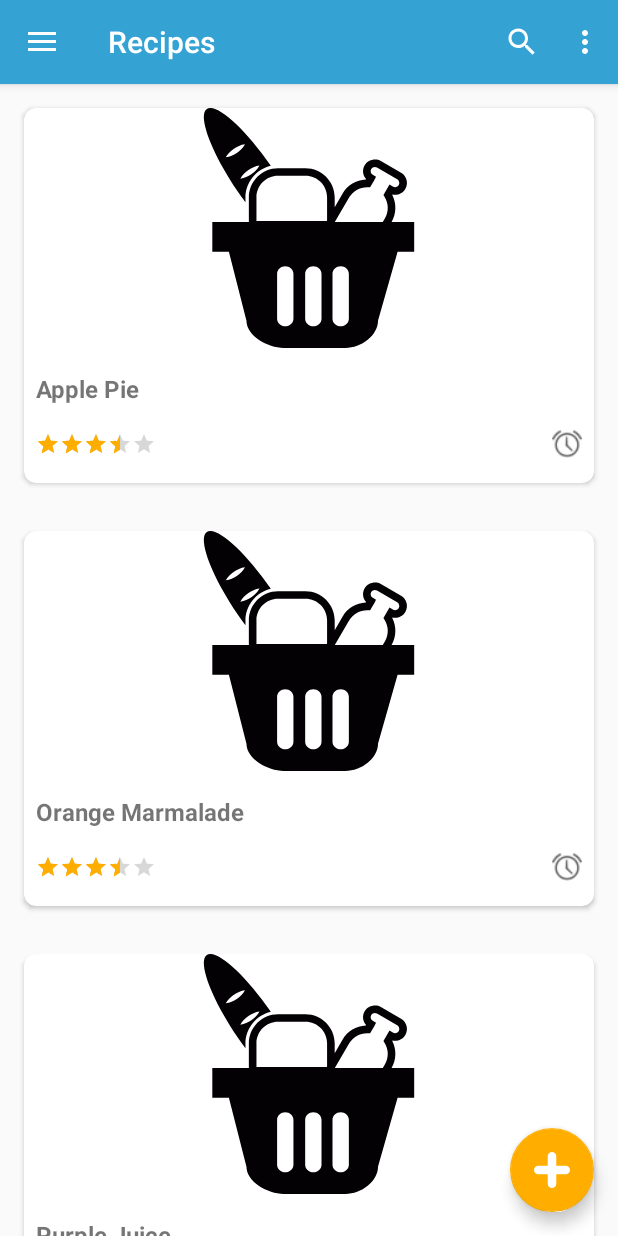
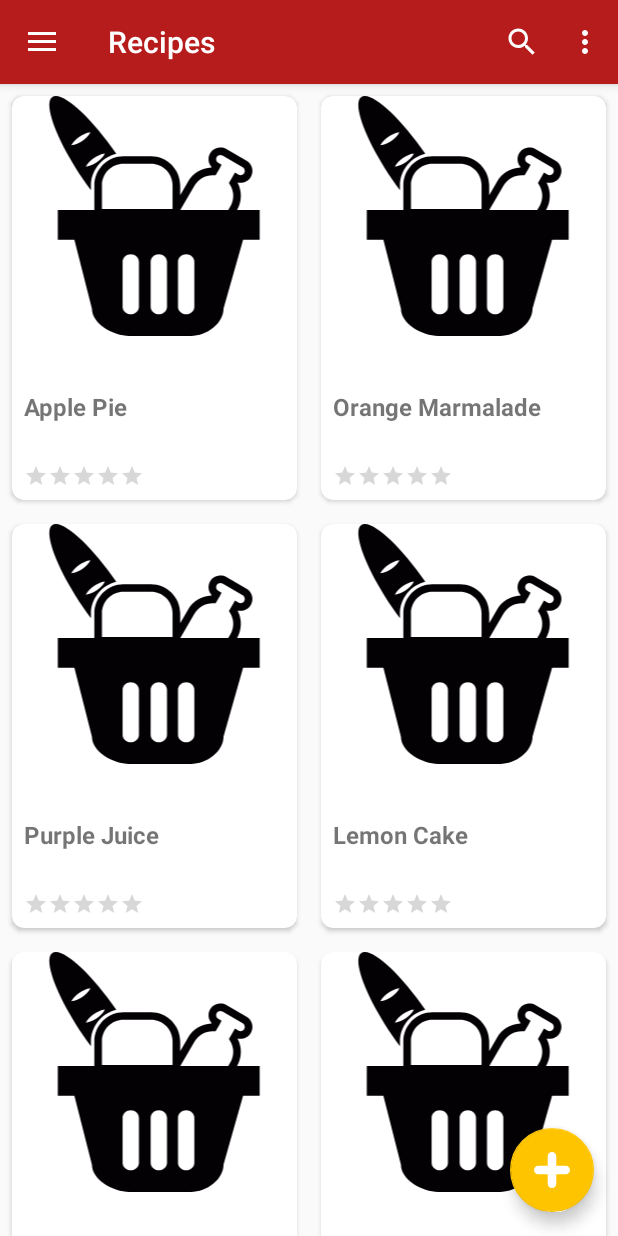
Before and after one commit to MusapKahraman/KitchenAssistant, an Android app: the screen it shows after launch once a user with an empty profile is signed in (MainActivity), on a phone screen of 412 x 824 dp. Run offline under Robolectric (Android 15) with nearby library versions, the phone set to English and light mode, and no system bars; our stand-ins replace Firebase (no records; nobody signed in at launch, a user with empty details on screens opened directly), Room's generated code; libraries missing offline, so code that uses them is left out: com.firebase.ui; pictures from the network do not load.

Commit message:
feat: Stylize notebook cards

```diff
--- a/app/src/main/java/com/example/kitchen/fragments/RecipesFragment.java
+++ b/app/src/main/java/com/example/kitchen/fragments/RecipesFragment.java
@@ -5,9 +5,9 @@ import android.os.Bundle;
 import android.support.annotation.NonNull;
 import android.support.design.widget.Snackbar;
 import android.support.v4.app.Fragment;
-import android.support.v7.widget.LinearLayoutManager;
 import android.support.v7.widget.RecyclerView;
 import android.support.v7.widget.SearchView;
+import android.support.v7.widget.StaggeredGridLayoutManager;
 import android.util.Log;
 import android.view.LayoutInflater;
 import android.view.Menu;
@@ -28,10 +28,9 @@ import java.util.List;
 public class RecipesFragment extends Fragment {
 
     private static final String TAG = RecipesFragment.class.getSimpleName();
-    private static final String FIRST_ITEM = "state";
-    private LinearLayoutManager mLayoutManager;
+    private static final String LAYOUT_STATE = "state";
+    private StaggeredGridLayoutManager mLayoutManager;
     private OnRecipeClickListener mClickListener;
-    private int mFirstVisibleItemPos;
     private View mRootView;
     private RecipesAdapter mAdapter;
 
@@ -62,7 +61,11 @@ public class RecipesFragment extends Fragment {
         // Inflate the layout for this fragment
         mRootView = inflater.inflate(R.layout.fragment_recipes, container, false);
         RecyclerView recyclerView = mRootView.findViewById(R.id.rv_recipe_steps);
-        mLayoutManager = new LinearLayoutManager(getContext());
+        if (getResources().getBoolean(R.bool.landscape)) {
+            mLayoutManager = new StaggeredGridLayoutManager(1, RecyclerView.HORIZONTAL);
+        } else {
+            mLayoutManager = new StaggeredGridLayoutManager(2, RecyclerView.VERTICAL);
+        }
         recyclerView.setLayoutManager(mLayoutManager);
         recyclerView.setHasFixedSize(true);
         mAdapter = new RecipesAdapter(mClickListener);
@@ -73,8 +76,7 @@ public class RecipesFragment extends Fragment {
             mAdapter.setRecipes(recipes);
             savedInstanceState = arguments.getBundle(KeyUtils.KEY_SAVED_STATE);
             if (savedInstanceState != null) {
-                mFirstVisibleItemPos = savedInstanceState.getInt(FIRST_ITEM);
-                mLayoutManager.scrollToPosition(mFirstVisibleItemPos);
+                mLayoutManager.onRestoreInstanceState(savedInstanceState.getParcelable(LAYOUT_STATE));
             }
         }
         return mRootView;
@@ -93,9 +95,7 @@ public class RecipesFragment extends Fragment {
     }
 
     private void sendToActivity(Bundle outState) {
-        mFirstVisibleItemPos = mLayoutManager.findFirstVisibleItemPosition();
-        outState.putInt(FIRST_ITEM, mFirstVisibleItemPos);
-
+        outState.putParcelable(LAYOUT_STATE, mLayoutManager.onSaveInstanceState());
         MainActivity activity = null;
         try {
             activity = (MainActivity) getActivity();
--- a/app/src/main/res/layout/item_recipes_card.xml
+++ b/app/src/main/res/layout/item_recipes_card.xml
@@ -16,6 +16,8 @@
         <TextView
             android:id="@+id/tv_recipe_name"
             style="@style/CardTitle"
+            android:layout_marginBottom="8dp"
+            app:layout_constraintBottom_toTopOf="@+id/ratingBar"
             app:layout_constraintStart_toStartOf="parent"
             app:layout_constraintTop_toBottomOf="@+id/iv_card_recipe_image" />
 
@@ -27,11 +29,9 @@
             android:layout_margin="@dimen/space_one_unit"
             android:isIndicator="true"
             android:numStars="5"
-            android:rating="3.3"
             android:stepSize="0.1"
             app:layout_constraintBottom_toBottomOf="parent"
-            app:layout_constraintStart_toStartOf="parent"
-            app:layout_constraintTop_toBottomOf="@+id/tv_recipe_name" />
+            app:layout_constraintStart_toStartOf="parent" />
 
         <ImageView
             android:id="@+id/iv_clock"
--- /dev/null
+++ b/app/src/main/res/values-land/dimens.xml
@@ -0,0 +1,4 @@
+<?xml version="1.0" encoding="utf-8"?>
+<resources>
+    <bool name="landscape">true</bool>
+</resources>
--- /dev/null
+++ b/app/src/main/res/values-land/styles.xml
@@ -0,0 +1,11 @@
+<?xml version="1.0" encoding="utf-8"?>
+<resources>
+
+    <style name="CardListItem" parent="CardView">
+        <item name="android:layout_width">@dimen/card_width</item>
+        <item name="android:layout_height">match_parent</item>
+        <item name="android:gravity">center</item>
+        <item name="android:layout_margin">@dimen/space_two_units</item>
+        <item name="cardCornerRadius">@dimen/space_one_unit</item>
+    </style>
+</resources>
--- a/app/src/main/res/values/colors.xml
+++ b/app/src/main/res/values/colors.xml
@@ -1,9 +1,9 @@
 <?xml version="1.0" encoding="utf-8"?>
 <resources>
-    <color name="colorPrimary">#34a3d4</color>
-    <color name="colorPrimaryDark">#2787b1</color>
-    <color name="colorAccent">#ffae00</color>
-    <color name="nav_gradient_start">#74d4fd</color>
-    <color name="nav_gradient_center">#006d9c</color>
-    <color name="nav_gradient_end">#004b6b</color>
+    <color name="colorPrimary">#b71c1c</color>
+    <color name="colorPrimaryDark">#3e2723</color>
+    <color name="colorAccent">#ffc400</color>
+    <color name="nav_gradient_start">#ff80ab</color>
+    <color name="nav_gradient_center">#b71c1c</color>
+    <color name="nav_gradient_end">#3e2723</color>
 </resources>
--- a/app/src/main/res/values/dimens.xml
+++ b/app/src/main/res/values/dimens.xml
@@ -1,4 +1,5 @@
 <resources>
+    <bool name="landscape">false</bool>
     <!-- Default screen margins, per the Android Design guidelines. -->
     <dimen name="activity_horizontal_margin">16dp</dimen>
     <dimen name="activity_vertical_margin">16dp</dimen>
@@ -13,7 +14,8 @@
     <dimen name="space_two_units">16dp</dimen>
     <dimen name="nav_header_user_image_size">72dp</dimen>
     <dimen name="nav_header_user_image_corner">36dp</dimen>
-    <dimen name="card_height">250dp</dimen>
+    <dimen name="card_height">285dp</dimen>
+    <dimen name="card_width">225dp</dimen>
     <dimen name="card_image_height">160dp</dimen>
     <dimen name="card_title_size">16sp</dimen>
     <dimen name="card_detail_size">12sp</dimen>
--- a/app/src/main/res/values/strings.xml
+++ b/app/src/main/res/values/strings.xml
@@ -123,4 +123,6 @@
     <string name="saturday">Saturday</string>
     <string name="sunday">Sunday</string>
     <string name="timer_icon">Timer icon</string>
+    <string name="delete">Delete</string>
+    <string name="edit">Edit</string>
 </resources>
--- a/app/src/main/res/values/styles.xml
+++ b/app/src/main/res/values/styles.xml
@@ -51,8 +51,8 @@
     <style name="CardListItem" parent="CardView">
         <item name="android:layout_width">match_parent</item>
         <item name="android:layout_height">@dimen/card_height</item>
-        <item name="android:layout_gravity">center</item>
-        <item name="android:layout_margin">@dimen/space_two_units</item>
+        <item name="android:gravity">center</item>
+        <item name="android:layout_margin">@dimen/space_one_unit</item>
         <item name="cardCornerRadius">@dimen/space_one_unit</item>
     </style>
 
```
Also changed, not shown: app/src/main/java/com/example/kitchen/fragments/NotebookFragment.java (+10 -9 lines), app/src/main/res/layout/item_notebook_card.xml (+25 -6 lines).
